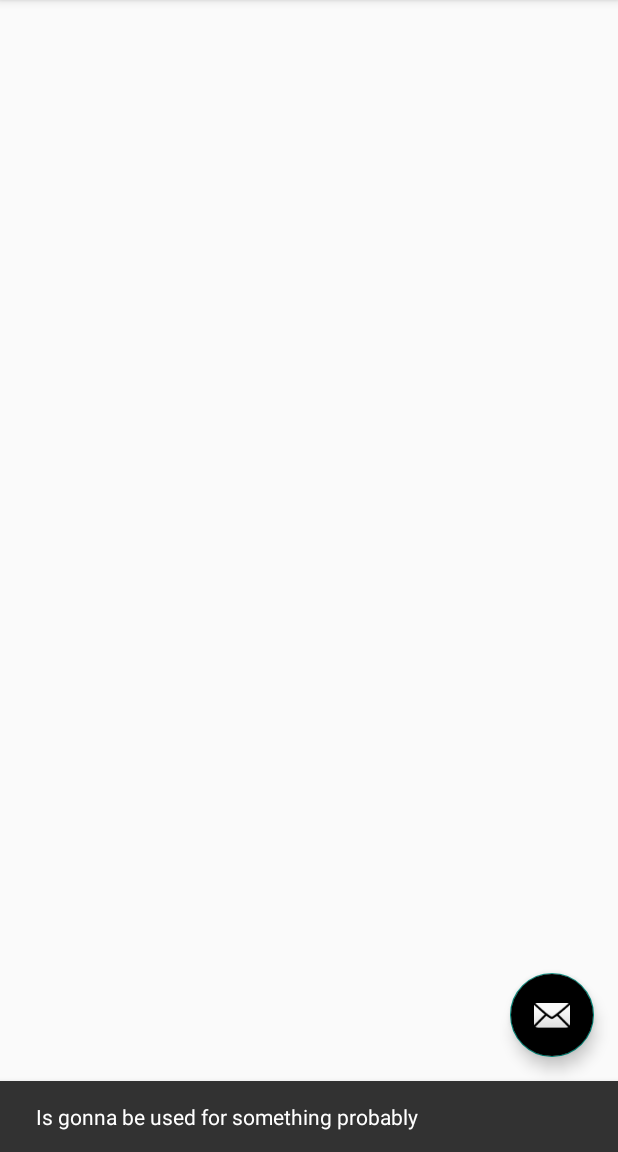
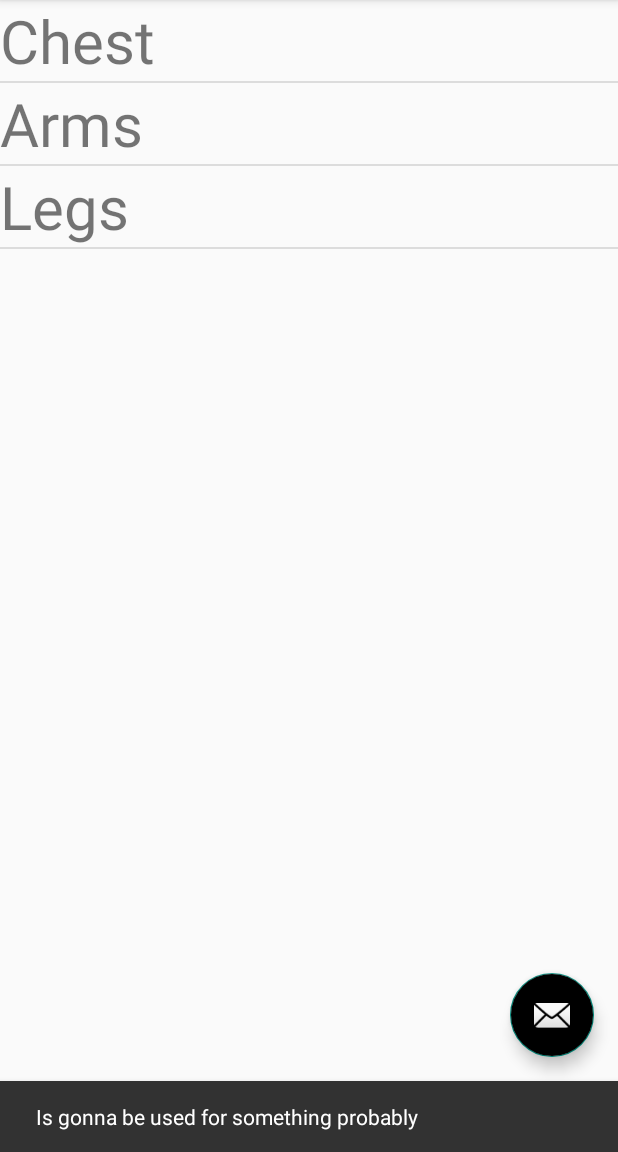
Before and after one commit to Malphice/SYPFitnessProject, an Android app: the screen it shows after launch (MainActivity), after a tap on an icon or button, on a phone screen of 412 x 824 dp, the part 84-1236 px from its top. Run offline under Robolectric (Android 15) with nearby library versions, the phone set to English and light mode, and no system bars; libraries missing offline, so code that uses them is left out: me.dm7.barcodescanner.

Commit message:
Add Listview with test items
Signed-off-by: Matthias Schuecker <matt.schuecker@gmx.at>

```diff
--- a/app/src/main/java/com/example/matthias_pc/sypfitnessproject/MainActivity.java
+++ b/app/src/main/java/com/example/matthias_pc/sypfitnessproject/MainActivity.java
@@ -1,5 +1,6 @@
 package com.example.matthias_pc.sypfitnessproject;
 
+import android.app.Activity;
 import android.graphics.Camera;
 import android.os.Bundle;
 import android.support.design.widget.FloatingActionButton;
@@ -15,8 +16,13 @@ import android.support.v7.app.AppCompatActivity;
 import android.support.v7.widget.Toolbar;
 import android.view.Menu;
 import android.view.MenuItem;
+import android.widget.ArrayAdapter;
+import android.widget.ListView;
 
 import com.google.zxing.Result;
+
+import java.util.ArrayList;
+import java.util.Arrays;
 
 import me.dm7.barcodescanner.zxing.ZXingScannerView;
 
@@ -25,12 +31,25 @@ public class MainActivity extends AppCompatActivity
 
     private ZXingScannerView mScannerView;
     private View test;
+    private ListView listView1;
+    private ArrayAdapter<String> muscleGroupAdapter ;
     @Override
     protected void onCreate(Bundle savedInstanceState) {
         super.onCreate(savedInstanceState);
         setContentView(R.layout.activity_main);
         Toolbar toolbar = (Toolbar) findViewById(R.id.toolbar);
         setSupportActionBar(toolbar);
+
+
+        //add Items to ListView1
+        listView1 = (ListView) findViewById(R.id.listView1);
+        String [] muscleGroups = new String[] {"Chest" , "Arms", "Legs"};
+        ArrayList<String> muscleGroupsList = new ArrayList<String>(Arrays.asList(muscleGroups));
+        muscleGroupAdapter = new ArrayAdapter<String>(this, R.layout.list_rows,R.id.row1, muscleGroupsList);
+
+        listView1.setAdapter(muscleGroupAdapter);
+
+
 
         FloatingActionButton fab = (FloatingActionButton) findViewById(R.id.fab);
         fab.setOnClickListener(new View.OnClickListener() {
--- a/app/src/main/res/layout/app_bar_main.xml
+++ b/app/src/main/res/layout/app_bar_main.xml
@@ -16,12 +16,14 @@
             android:layout_width="match_parent"
             android:layout_height="?attr/actionBarSize"
             android:background="?attr/colorPrimary"
-            app:popupTheme="@style/AppTheme.PopupOverlay"
-            android:backgroundTint="@android:color/black"/>
+            android:backgroundTint="@android:color/black"
+            app:popupTheme="@style/AppTheme.PopupOverlay" />
 
     </android.support.design.widget.AppBarLayout>
 
-    <include layout="@layout/content_main" />
+    <include
+        layout="@layout/content_main"
+        android:layout_height="294dp" />
 
     <android.support.design.widget.FloatingActionButton
         android:id="@+id/fab"
--- a/app/src/main/res/layout/content_main.xml
+++ b/app/src/main/res/layout/content_main.xml
@@ -8,4 +8,8 @@
     tools:context=".MainActivity"
     tools:showIn="@layout/app_bar_main">
 
+    <ListView
+        android:id="@+id/listView1"
+        android:layout_width="match_parent"
+        android:layout_height="match_parent" />
 </android.support.constraint.ConstraintLayout>
--- /dev/null
+++ b/app/src/main/res/layout/list_rows.xml
@@ -0,0 +1,11 @@
+<?xml version="1.0" encoding="utf-8"?>
+<android.support.constraint.ConstraintLayout
+    xmlns:android="http://schemas.android.com/apk/res/android" android:layout_width="match_parent"
+    android:layout_height="match_parent">
+
+    <TextView xmlns:android="http://schemas.android.com/apk/res/android"
+        android:id="@+id/row1"
+        android:layout_width="match_parent"
+        android:layout_height="match_parent"
+        android:textSize="40dip" />
+</android.support.constraint.ConstraintLayout>
--- a/app/src/main/res/values-v21/styles.xml
+++ b/app/src/main/res/values-v21/styles.xml
@@ -5,7 +5,7 @@
         <item name="windowNoTitle">true</item>
         <item name="android:statusBarColor">@android:color/transparent</item>
     </style>
-    <style name="AppTheme" parent="Theme.AppCompat.Light.DarkActionBar">
+    <style name="AppTheme" parent="Base.Theme.AppCompat.Light.DarkActionBar">
         <item name="colorPrimaryDark">@android:color/black</item>
     </style>
 </resources>
--- a/app/src/main/res/values/styles.xml
+++ b/app/src/main/res/values/styles.xml
@@ -1,7 +1,7 @@
 <resources>
 
     <!-- Base application theme. -->
-    <style name="AppTheme" parent="Theme.AppCompat.Light.DarkActionBar">
+    <style name="AppTheme" parent="Base.Theme.AppCompat.Light.DarkActionBar">
         <!-- Customize your theme here. -->
         <item name="colorPrimary">@color/colorPrimary</item>
         <item name="colorPrimaryDark">@color/colorPrimaryDark</item>
--- /dev/null
+++ b/settings.gradle
@@ -0,0 +1 @@
+include ':app'
```
Also changed, not shown: gradle/wrapper/gradle-wrapper.properties (added), 2 other files.
